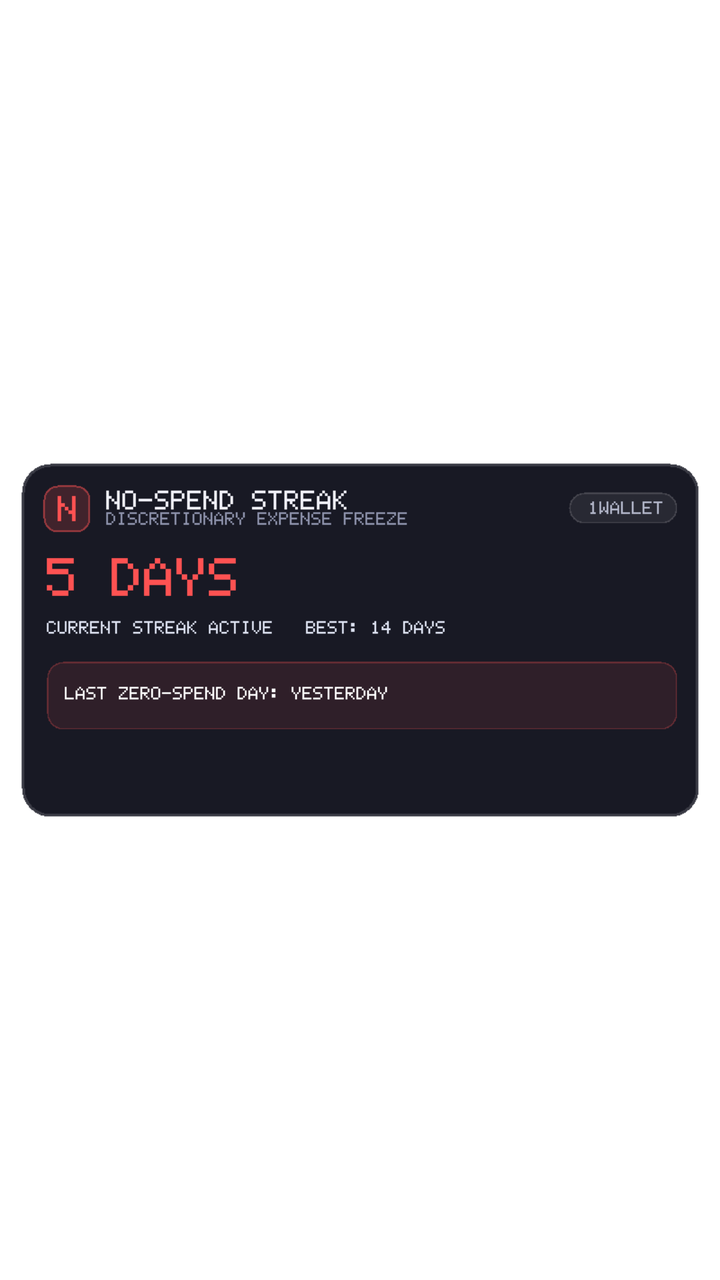
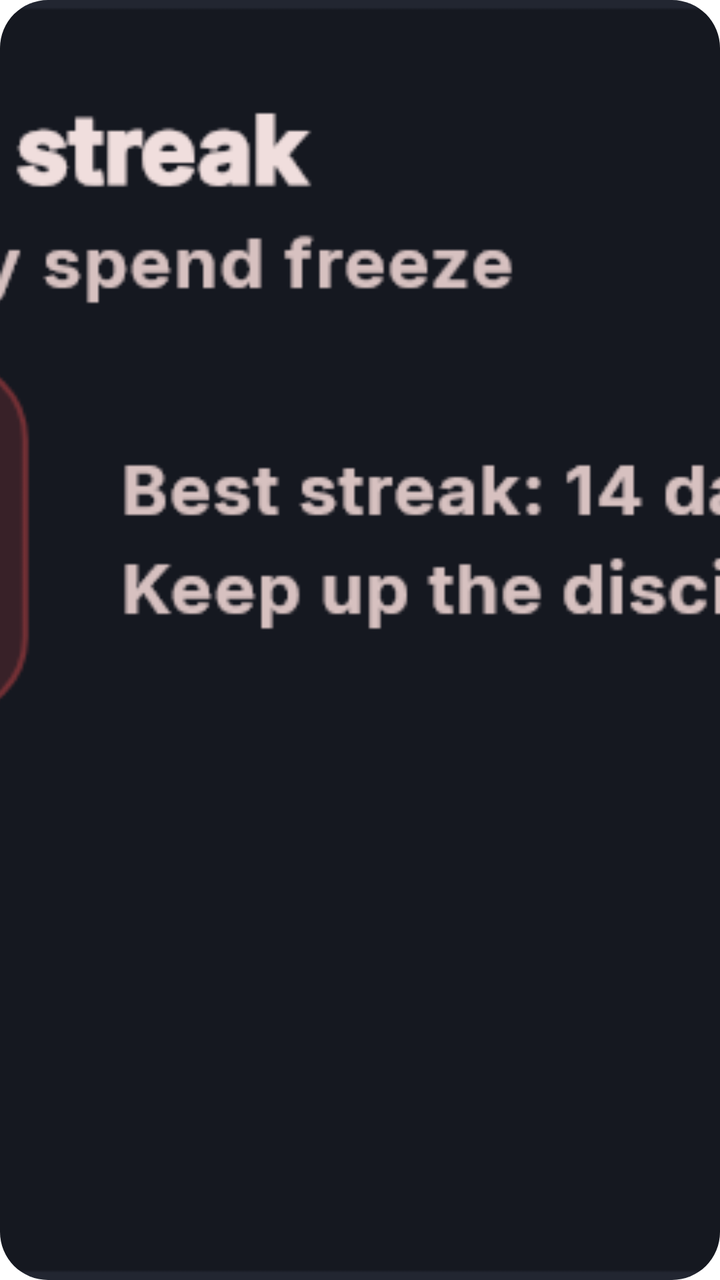

Screens rendered from an Android XML layout before and after an edit, with the pre-edit source and the edit as a unified diff.
<!-- AndroidManifest.xml: fallback theme Theme.MaterialComponents.DayNight.NoActionBar -->
<!-- res/layout/widget_no_spend_streak.xml -->
<?xml version="1.0" encoding="utf-8"?>
<ImageView xmlns:android="http://schemas.android.com/apk/res/android"
    android:id="@+id/widget_no_spend_streak_root"
    android:layout_width="match_parent"
    android:layout_height="match_parent"
    android:scaleType="fitCenter"
    android:adjustViewBounds="true"
    android:src="@drawable/widget_preview_no_spend_streak"
    android:contentDescription="1Wallet No-Spend Days Streak" />
<!-- resources referenced by this layout -->
<resources>
  <!-- drawable widget_preview_no_spend_streak: png bitmap (drawable, 5004 bytes) -->
</resources>

<!-- the commit's change to res/layout/widget_no_spend_streak.xml (unified diff, before → after) -->
@@ -3,7 +3,9 @@
     android:id="@+id/widget_no_spend_streak_root"
     android:layout_width="match_parent"
     android:layout_height="match_parent"
-    android:scaleType="fitCenter"
-    android:adjustViewBounds="true"
+    android:background="@drawable/widget_background"
+    android:clipToOutline="true"
+    android:scaleType="centerCrop"
+    android:adjustViewBounds="false"
     android:src="@drawable/widget_preview_no_spend_streak"
     android:contentDescription="1Wallet No-Spend Days Streak" />
<!-- resource entries referenced after the edit -->
@@ -1,5 +1,15 @@
 <!-- resources referenced by this layout -->
 <resources>
-  <!-- drawable widget_preview_no_spend_streak: png bitmap (drawable, 5004 bytes) -->
+  <!-- drawable widget_background (drawable) -->
+  <?xml version="1.0" encoding="utf-8"?>
+  <shape xmlns:android="http://schemas.android.com/apk/res/android"
+      android:shape="rectangle">
+      <solid android:color="#FF151820" />
+      <corners android:radius="24dp" />
+      <stroke
+          android:width="1.2dp"
+          android:color="#33FFFFFF" />
+  </shape>
+  <!-- drawable widget_preview_no_spend_streak: png bitmap (drawable, 29980 bytes) -->
 </resources>
 
